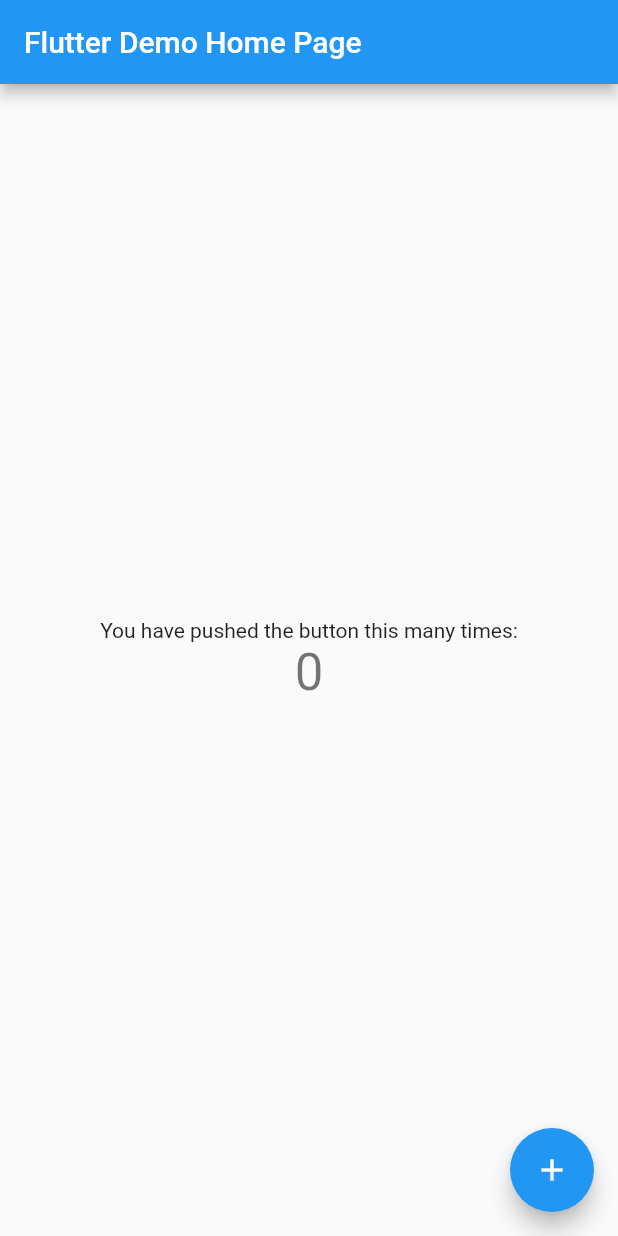
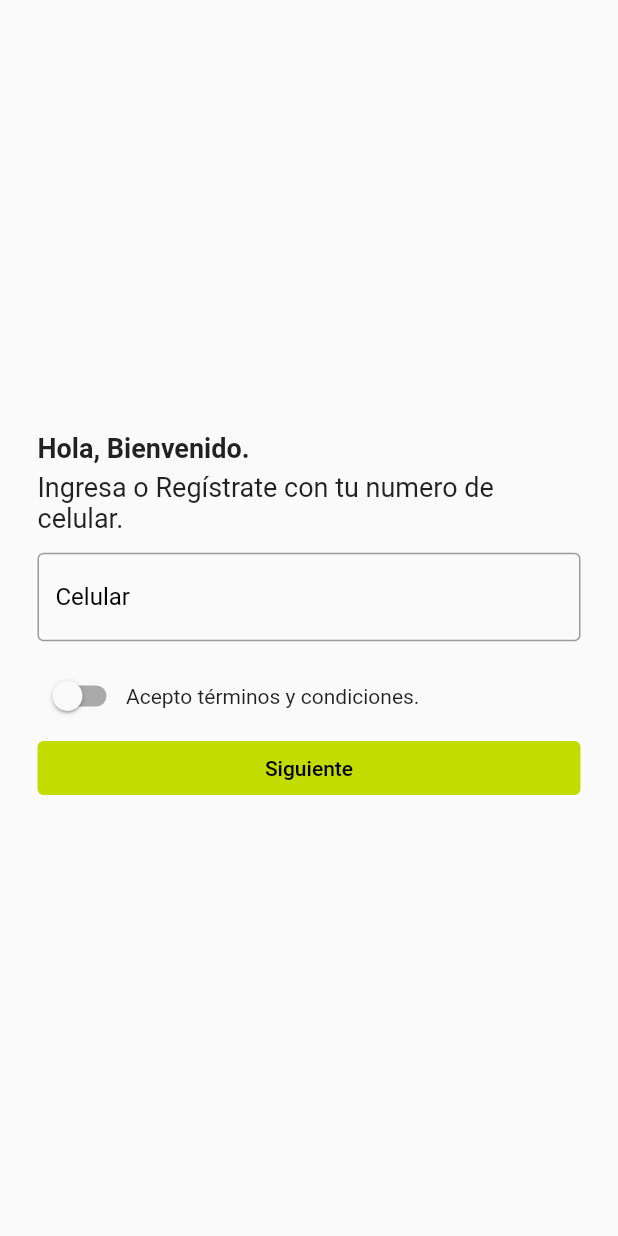
Before and after one commit to DanielMat97/app_logistica, a Flutter app: the screen it shows after launch, on a phone screen of 412 x 824 dp. Run offline on Flutter 3.47's test engine with Material 2 defaults, Android fonts, the phone set to English and light mode, and no system bars.

Commit message:
login view terminado

```diff
--- a/lib/main.dart
+++ b/lib/main.dart
@@ -1,113 +1,16 @@
+import 'package:app_logistica/views/login_view.dart';
 import 'package:flutter/material.dart';
 
-void main() {
-  runApp(MyApp());
+void main(){
+  runApp(App());
 }
 
-class MyApp extends StatelessWidget {
-  // This widget is the root of your application.
+class App extends StatelessWidget {
   @override
   Widget build(BuildContext context) {
     return MaterialApp(
-      title: 'Flutter Demo',
-      theme: ThemeData(
-        // This is the theme of your application.
-        //
-        // Try running your application with "flutter run". You'll see the
-        // application has a blue toolbar. Then, without quitting the app, try
-        // changing the primarySwatch below to Colors.green and then invoke
-        // "hot reload" (press "r" in the console where you ran "flutter run",
-        // or simply save your changes to "hot reload" in a Flutter IDE).
-        // Notice that the counter didn't reset back to zero; the application
-        // is not restarted.
-        primarySwatch: Colors.blue,
-      ),
-      home: MyHomePage(title: 'Flutter Demo Home Page'),
+      debugShowCheckedModeBanner: false,
+      home: LoginView(),
     );
   }
 }
-
-class MyHomePage extends StatefulWidget {
-  MyHomePage({Key? key, required this.title}) : super(key: key);
-
-  // This widget is the home page of your application. It is stateful, meaning
-  // that it has a State object (defined below) that contains fields that affect
-  // how it looks.
-
-  // This class is the configuration for the state. It holds the values (in this
-  // case the title) provided by the parent (in this case the App widget) and
-  // used by the build method of the State. Fields in a Widget subclass are
-  // always marked "final".
-
-  final String title;
-
-  @override
-  _MyHomePageState createState() => _MyHomePageState();
-}
-
-class _MyHomePageState extends State<MyHomePage> {
-  int _counter = 0;
-
-  void _incrementCounter() {
-    setState(() {
-      // This call to setState tells the Flutter framework that something has
-      // changed in this State, which causes it to rerun the build method below
-      // so that the display can reflect the updated values. If we changed
-      // _counter without calling setState(), then the build method would not be
-      // called again, and so nothing would appear to happen.
-      _counter++;
-    });
-  }
-
-  @override
-  Widget build(BuildContext context) {
-    // This method is rerun every time setState is called, for instance as done
-    // by the _incrementCounter method above.
-    //
-    // The Flutter framework has been optimized to make rerunning build methods
-    // fast, so that you can just rebuild anything that needs updating rather
-    // than having to individually change instances of widgets.
-    return Scaffold(
-      appBar: AppBar(
-        // Here we take the value from the MyHomePage object that was created by
-        // the App.build method, and use it to set our appbar title.
-        title: Text(widget.title),
-      ),
-      body: Center(
-        // Center is a layout widget. It takes a single child and positions it
-        // in the middle of the parent.
-        child: Column(
-          // Column is also a layout widget. It takes a list of children and
-          // arranges them vertically. By default, it sizes itself to fit its
-          // children horizontally, and tries to be as tall as its parent.
-          //
-          // Invoke "debug painting" (press "p" in the console, choose the
-          // "Toggle Debug Paint" action from the Flutter Inspector in Android
-          // Studio, or the "Toggle Debug Paint" command in Visual Studio Code)
-          // to see the wireframe for each widget.
-          //
-          // Column has various properties to control how it sizes itself and
-          // how it positions its children. Here we use mainAxisAlignment to
-          // center the children vertically; the main axis here is the vertical
-          // axis because Columns are vertical (the cross axis would be
-          // horizontal).
-          mainAxisAlignment: MainAxisAlignment.center,
-          children: <Widget>[
-            Text(
-              'You have pushed the button this many times:',
-            ),
-            Text(
-              '$_counter',
-              style: Theme.of(context).textTheme.headline4,
-            ),
-          ],
-        ),
-      ),
-      floatingActionButton: FloatingActionButton(
-        onPressed: _incrementCounter,
-        tooltip: 'Increment',
-        child: Icon(Icons.add),
-      ), // This trailing comma makes auto-formatting nicer for build methods.
-    );
-  }
-}
--- /dev/null
+++ b/lib/util/constants.dart
@@ -0,0 +1,9 @@
+import 'package:flutter/material.dart';
+
+const fontSize1 = 18.0;
+const fontSize2 = 14.0;
+const space1 = 12.5;
+const space2 = 10.0;
+const space3 = 5.0;
+
+Color color1 = Color(int.parse('0xffc3dc00'));
--- /dev/null
+++ b/lib/util/constraints.dart
@@ -0,0 +1,11 @@
+import 'package:flutter/cupertino.dart';
+
+double calculateMaxWidth(BuildContext context){
+  final width = MediaQuery.of(context).size.width - 50;
+  return width;
+}
+
+double calculateMaxHeight(BuildContext context){
+  final height = MediaQuery.of(context).size.height - 50;
+  return height;
+}
--- /dev/null
+++ b/lib/views/login_view.dart
@@ -0,0 +1,65 @@
+import 'package:app_logistica/util/constants.dart';
+import 'package:app_logistica/util/constraints.dart';
+import 'package:flutter/material.dart';
+
+class LoginView extends StatelessWidget {
+  @override
+  Widget build(BuildContext context) {
+    return Scaffold(
+      body: Center(
+        child: ConstrainedBox(
+          constraints: BoxConstraints(
+              maxWidth: calculateMaxWidth(context),
+              maxHeight: calculateMaxHeight(context)),
+          child: Column(
+            mainAxisAlignment: MainAxisAlignment.center,
+            crossAxisAlignment: CrossAxisAlignment.start,
+            children: [
+              Text('Hola, Bienvenido.',
+                  style: TextStyle(
+                      fontSize: fontSize1, fontWeight: FontWeight.bold)),
+              SizedBox(
+                height: space3,
+              ),
+              Text('Ingresa o Regístrate con tu numero de celular.',
+                  style: TextStyle(
+                      fontSize: fontSize1, fontWeight: FontWeight.normal)),
+              SizedBox(
+                height: space1,
+              ),
+              TextField(
+                decoration: InputDecoration(
+                  border: OutlineInputBorder(),
+                  focusedBorder:
+                      OutlineInputBorder(borderSide: BorderSide(color: color1)),
+                  labelText: 'Celular',
+                  labelStyle: TextStyle(color: Colors.black)
+                ),
+              ),
+              SizedBox(
+                height: space1,
+              ),
+              Row(
+                children: [
+                  Switch(value: false, onChanged: (bool state) {}),
+                  Text('Acepto términos y condiciones.')
+                ],
+              ),
+              TextButton(
+                style: ButtonStyle(
+                  fixedSize: MaterialStateProperty.all<Size>(
+                      Size.fromWidth(calculateMaxWidth(context))),
+                  backgroundColor: MaterialStateProperty.all<Color>(color1),
+                  foregroundColor:
+                      MaterialStateProperty.all<Color>(Colors.black),
+                ),
+                onPressed: () {},
+                child: Text('Siguiente'),
+              )
+            ],
+          ),
+        ),
+      ),
+    );
+  }
+}
--- a/pubspec.yaml
+++ b/pubspec.yaml
@@ -28,6 +28,7 @@ dependencies:
   # The following adds the Cupertino Icons font to your application.
   # Use with the CupertinoIcons class for iOS style icons.
   cupertino_icons: ^1.0.2
+  from_css_color: ^2.0.0
 
 dev_dependencies:
   flutter_test:
```
Also changed, not shown: 1 other file.
